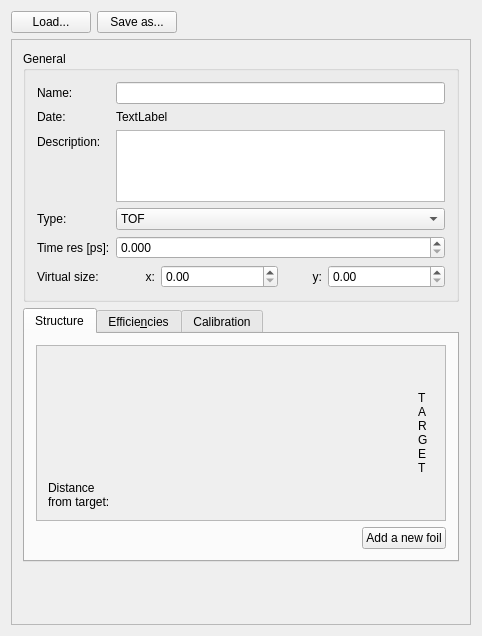
Above: ui_files/ui_request_detector_settings.ui from JYU-IBA/potku before the change. Below: the same form after it.
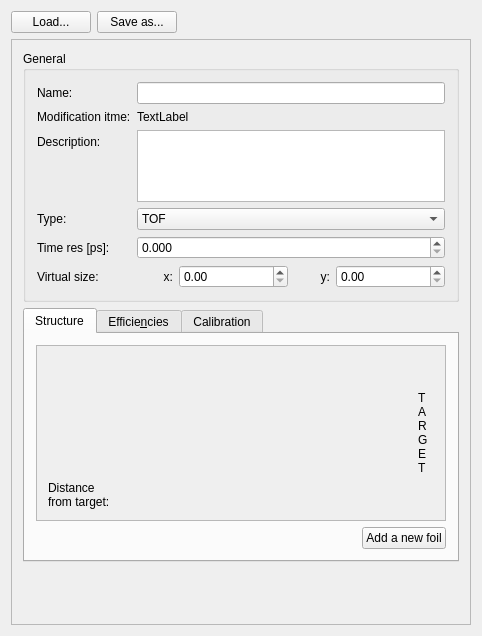
That is the form after the change. Icons and pictures are not drawn.

Commit message: Changed the name of the modification time from date to modification time in the settings dialogs. Profile modification time is shown.

```diff
--- a/ui_files/ui_request_detector_settings.ui
+++ b/ui_files/ui_request_detector_settings.ui
@@ -147,7 +147,7 @@
                  </sizepolicy>
                 </property>
                 <property name="text">
-                 <string>Date:</string>
+                 <string>Modification itme:</string>
                 </property>
                </widget>
               </item>
```
The commit also changes 7 other files.
